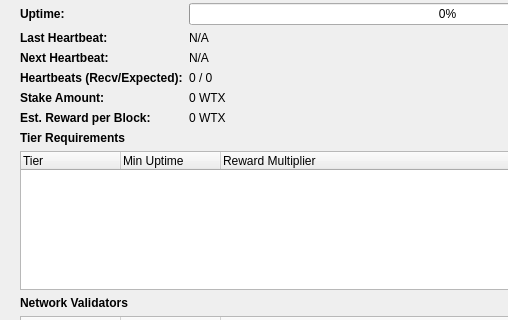
Old version of the form src/qt/forms/trusttierpage.ui in the repository The-Mining-Game/WATTx; both pictures show x 0 to 508 and y 107 to 427 of the 760 by 580 pixel window.
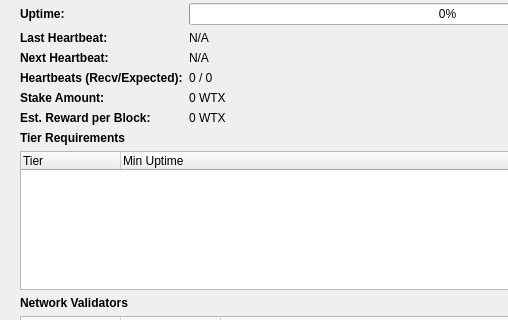
New version of the form.

```diff
--- a/src/qt/forms/trusttierpage.ui
+++ b/src/qt/forms/trusttierpage.ui
@@ -147,7 +147,6 @@
      <property name="maximumHeight"><number>130</number></property>
      <column><property name="text"><string>Tier</string></property></column>
      <column><property name="text"><string>Min Uptime</string></property></column>
-     <column><property name="text"><string>Reward Multiplier</string></property></column>
     </widget>
    </item>
 
```
